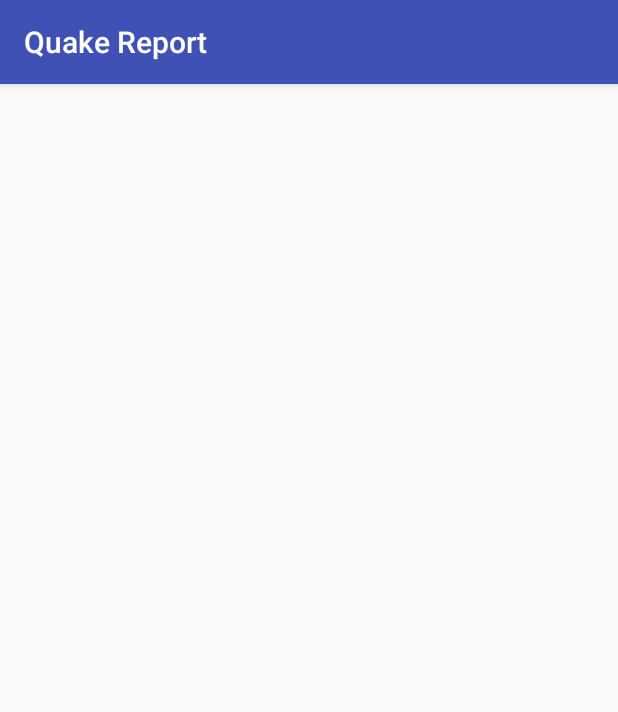
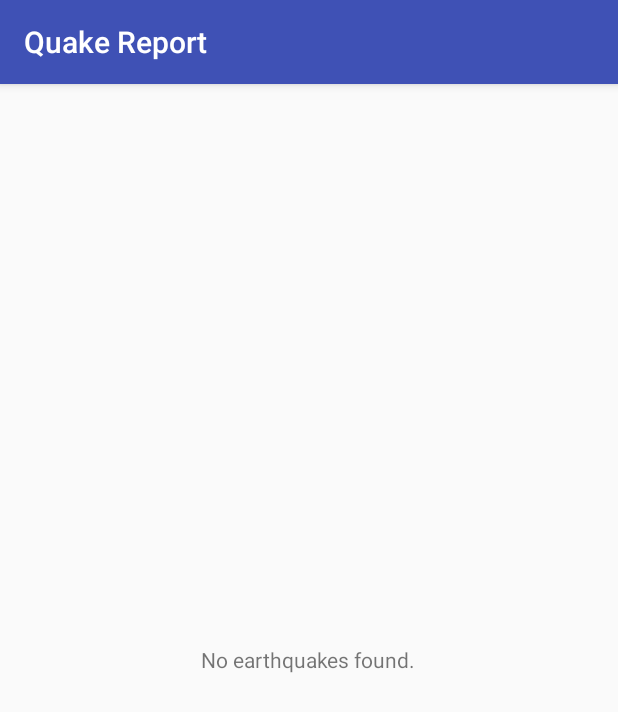
Before and after one commit to frannkenstein/Quake-Report, an Android app: the screen it shows after launch (EarthQuakeActivity), on a phone screen of 412 x 824 dp. Shown: the top 712 px of the screen. Run offline under Robolectric (Android 15) with nearby library versions, the phone set to English and light mode, and no system bars.

Commit message:
Added an empty list to show the No earthqaukes found if url returns no data of earthquake

```diff
--- a/app/src/main/java/com/example/martian/quakereport/EarthQuakeActivity.java
+++ b/app/src/main/java/com/example/martian/quakereport/EarthQuakeActivity.java
@@ -3,37 +3,40 @@ package com.example.martian.quakereport;
 import android.content.Intent;
 import android.content.Loader;
 import android.net.Uri;
-import android.os.AsyncTask;
 import android.app.LoaderManager;
 import android.support.v7.app.AppCompatActivity;
 import android.os.Bundle;
 import android.util.Log;
 import android.view.View;
 import android.widget.AdapterView;
-import android.widget.ArrayAdapter;
 import android.widget.ListView;
 
 import java.util.ArrayList;
 import java.util.List;
 import android.app.LoaderManager.LoaderCallbacks;
+import android.widget.TextView;
 
+import static com.example.martian.quakereport.QueryUtils.LOG_TAG;
 
 
 public class EarthQuakeActivity extends AppCompatActivity  implements LoaderCallbacks<List<Earthquake>> {
-    private static final String USGS_REQUEST_URL = "http://earthquake.usgs.gov/fdsnws/event/1/query?format=geojson&orderby=time&minmag=5&limit=10";
+    private static final String USGS_REQUEST_URL = "http://earthquake.usgs.gov/fdsnws/event/1/query?format=geojson&orderby=time&minmag=7&limit=10";
     private static final int EARTHQUAKE_LOADER_ID = 1;
-
+    private TextView mEmptyStateTextView;
     private EarthQuakeAdapter earthquakeAdapter;
     @Override
     protected void onCreate(Bundle savedInstanceState) {
+        Log.i(LOG_TAG,"ONCreate is called");
         super.onCreate(savedInstanceState);
         setContentView(R.layout.activity_earth_quake);
-
 
 
         earthquakeAdapter = new EarthQuakeAdapter(this, new ArrayList<Earthquake>());
         ListView listView = (ListView) findViewById(R.id.list);
         listView.setAdapter(earthquakeAdapter);
+
+        mEmptyStateTextView = (TextView) findViewById(R.id.empty_view);
+        listView.setEmptyView(mEmptyStateTextView);
 
         listView.setOnItemClickListener(new AdapterView.OnItemClickListener() {
             @Override
@@ -45,15 +48,19 @@ public class EarthQuakeActivity extends AppCompatActivity  implements LoaderCall
             }
         });
         LoaderManager loaderManager=getLoaderManager();
+        Log.i(LOG_TAG,"calling initloader");
         loaderManager.initLoader(EARTHQUAKE_LOADER_ID,null,this);
     }
         @Override
     public Loader<List<Earthquake>> onCreateLoader(int i,Bundle bundle){
+            Log.i(LOG_TAG,"calling oncreateLoader called");
             return new EarthqaukeLoader(this,USGS_REQUEST_URL);
         }
     @Override
        public void onLoadFinished(Loader<List<Earthquake>> loader, List<Earthquake> earthquakes) {
+        mEmptyStateTextView.setText(R.string.no_earthquakes);
         earthquakeAdapter.clear();
+        Log.i(LOG_TAG,"calling onloadfinished");
         if (earthquakes != null && !earthquakes.isEmpty()) {
             earthquakeAdapter.addAll(earthquakes);
         }
@@ -61,6 +68,7 @@ public class EarthQuakeActivity extends AppCompatActivity  implements LoaderCall
 
     @Override
         public void onLoaderReset(Loader<List<Earthquake>> loader) {
+        Log.i(LOG_TAG,"calling onLoadreset");
         // Loader reset, so we can clear out our existing data.
                        earthquakeAdapter.clear();
     }
--- a/app/src/main/res/layout/activity_earth_quake.xml
+++ b/app/src/main/res/layout/activity_earth_quake.xml
@@ -1,7 +1,18 @@
 <?xml version="1.0" encoding="utf-8"?>
+<RelativeLayout
+    xmlns:android="http://schemas.android.com/apk/res/android"
+    android:layout_width="match_parent"
+    android:layout_height="match_parent">
 <ListView xmlns:android="http://schemas.android.com/apk/res/android"
     android:id="@+id/list"
     android:orientation="vertical"
     android:layout_width="match_parent"
-    android:layout_height="match_parent"
-    />
+    android:layout_height="match_parent" />
+    <TextView
+        android:id="@+id/empty_view"
+        android:layout_width="wrap_content"
+        android:layout_height="wrap_content"
+        android:layout_centerInParent="true"/>
+
+
+</RelativeLayout>
--- a/app/src/main/res/values/strings.xml
+++ b/app/src/main/res/values/strings.xml
@@ -1,6 +1,6 @@
 <resources>
     <string name="app_name">Quake Report</string>
     <string name="near_the">Near the</string>
-
+    <string name="no_earthquakes">No earthquakes found.</string>
 
 </resources>
```
